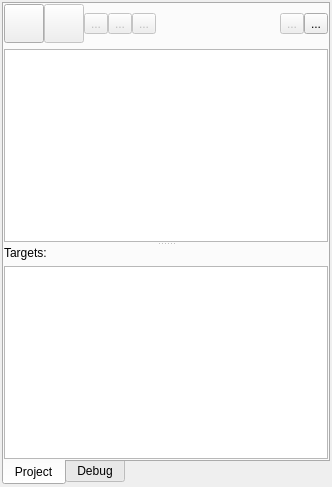
Old version of the form projectview.ui in the repository martinribelotta/embedded-ide.
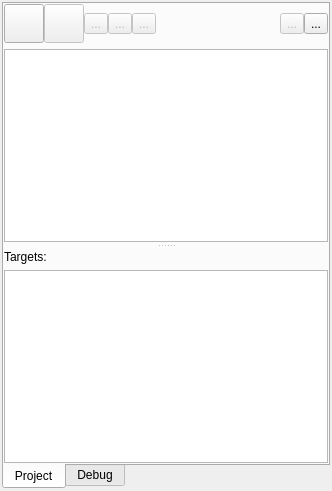
New version of the form. The open tabs and pages were chosen to show the change. Icons and pictures are not drawn. Custom widgets are drawn as their Qt base class.

```diff
--- a/projectview.ui
+++ b/projectview.ui
@@ -7,7 +7,7 @@
     <x>0</x>
     <y>0</y>
     <width>332</width>
-    <height>487</height>
+    <height>491</height>
    </rect>
   </property>
   <layout class="QVBoxLayout" name="verticalLayout_4">
@@ -42,6 +42,9 @@
        <string>Project</string>
       </attribute>
       <layout class="QVBoxLayout" name="verticalLayout_3">
+       <property name="spacing">
+        <number>0</number>
+       </property>
        <property name="leftMargin">
         <number>0</number>
        </property>
@@ -59,7 +62,10 @@
          <property name="orientation">
           <enum>Qt::Vertical</enum>
          </property>
-         <widget class="QWidget" name="layoutWidget1">
+         <property name="handleWidth">
+          <number>8</number>
+         </property>
+         <widget class="QWidget" name="">
           <layout class="QVBoxLayout" name="verticalLayout_2">
            <item>
             <layout class="QHBoxLayout" name="horizontalLayout_3">
@@ -275,32 +281,36 @@
            </item>
           </layout>
          </widget>
-         <widget class="QStackedWidget" name="targetStack">
-          <property name="currentIndex">
-           <number>1</number>
-          </property>
-          <widget class="QWidget" name="stackedWidget2Page1">
+         <widget class="QWidget" name="">
            <layout class="QVBoxLayout" name="verticalLayout">
-            <property name="leftMargin">
-             <number>0</number>
-            </property>
-            <property name="topMargin">
-             <number>0</number>
-            </property>
-            <property name="rightMargin">
-             <number>0</number>
-            </property>
-            <property name="bottomMargin">
-             <number>0</number>
-            </property>
+           <item>
+            <layout class="QHBoxLayout" name="horizontalLayout">
             <item>
              <widget class="QLabel" name="label">
+               <property name="sizePolicy">
+                <sizepolicy hsizetype="Maximum" vsizetype="Preferred">
+                 <horstretch>0</horstretch>
+                 <verstretch>0</verstretch>
+                </sizepolicy>
+               </property>
               <property name="text">
                <string>Targets:</string>
               </property>
              </widget>
             </item>
             <item>
+              <widget class="QLabel" name="labelStatus">
+               <property name="text">
+                <string/>
+               </property>
+               <property name="alignment">
+                <set>Qt::AlignRight|Qt::AlignTrailing|Qt::AlignVCenter</set>
+               </property>
+              </widget>
+             </item>
+            </layout>
+           </item>
+           <item>
              <widget class="QListWidget" name="targetList">
               <property name="editTriggers">
                <set>QAbstractItemView::NoEditTriggers</set>
@@ -315,14 +325,6 @@
             </item>
            </layout>
           </widget>
-          <widget class="QWidget" name="page_5">
-           <layout class="QVBoxLayout" name="verticalLayout_6">
-            <item>
-             <widget class="WaitingSpinnerWidget" name="waitSpinner" native="true"/>
-            </item>
-           </layout>
-          </widget>
-         </widget>
         </widget>
        </item>
       </layout>
@@ -343,12 +345,6 @@
    <header>debuginterface.h</header>
    <container>1</container>
   </customwidget>
-  <customwidget>
-   <class>WaitingSpinnerWidget</class>
-   <extends>QWidget</extends>
-   <header>waitingspinnerwidget.h</header>
-   <container>1</container>
-  </customwidget>
  </customwidgets>
  <resources>
   <include location="resources.qrc"/>
```
Lines whose indentation alone changed are shown as unchanged.
